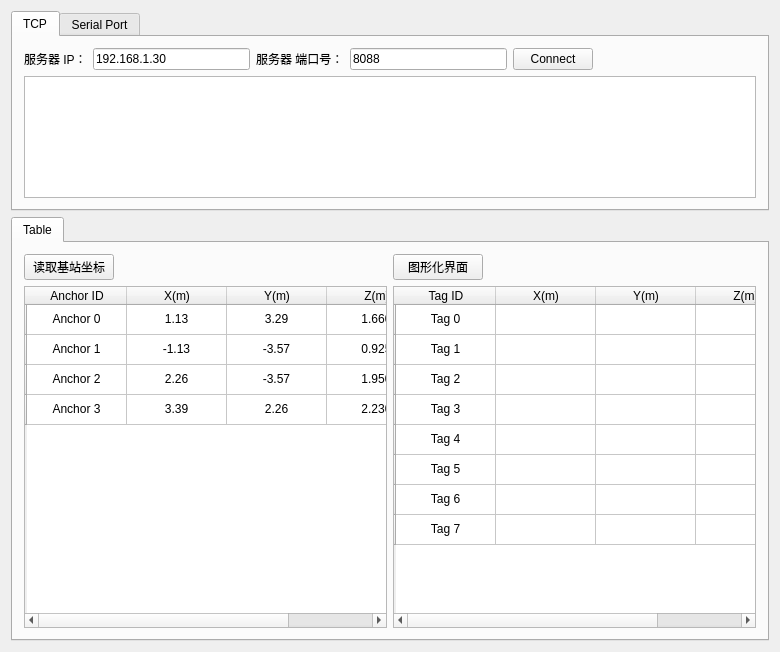
This is RTLS190715/rtls_widget.ui in Wxin96/RTLS as Qt 5 draws it before an edit. The edited form follows.
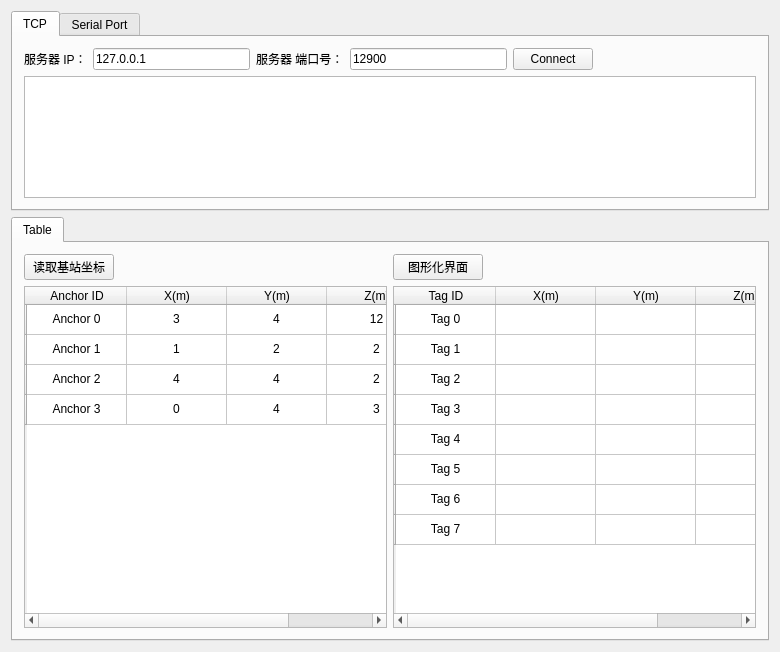
This is the edited form. The open tabs and pages were chosen to show the change. Custom widgets are drawn as their Qt base class.

```diff
--- a/RTLS190715/rtls_widget.ui
+++ b/RTLS190715/rtls_widget.ui
@@ -90,7 +90,7 @@
          </item>
          <item row="0" column="1">
           <property name="text">
-           <string>1.13</string>
+           <string>3</string>
           </property>
           <property name="textAlignment">
            <set>AlignCenter</set>
@@ -98,7 +98,7 @@
          </item>
          <item row="0" column="2">
           <property name="text">
-           <string>3.29</string>
+           <string>4</string>
           </property>
           <property name="textAlignment">
            <set>AlignCenter</set>
@@ -106,7 +106,7 @@
          </item>
          <item row="0" column="3">
           <property name="text">
-           <string>1.660</string>
+           <string>12</string>
           </property>
           <property name="textAlignment">
            <set>AlignCenter</set>
@@ -125,7 +125,7 @@
          </item>
          <item row="1" column="1">
           <property name="text">
-           <string>-1.13</string>
+           <string>1</string>
           </property>
           <property name="textAlignment">
            <set>AlignCenter</set>
@@ -133,7 +133,7 @@
          </item>
          <item row="1" column="2">
           <property name="text">
-           <string>-3.57</string>
+           <string>2</string>
           </property>
           <property name="textAlignment">
            <set>AlignCenter</set>
@@ -141,7 +141,7 @@
          </item>
          <item row="1" column="3">
           <property name="text">
-           <string>0.925</string>
+           <string>2</string>
           </property>
           <property name="textAlignment">
            <set>AlignCenter</set>
@@ -160,7 +160,7 @@
          </item>
          <item row="2" column="1">
           <property name="text">
-           <string>2.26</string>
+           <string>4</string>
           </property>
           <property name="textAlignment">
            <set>AlignCenter</set>
@@ -168,7 +168,7 @@
          </item>
          <item row="2" column="2">
           <property name="text">
-           <string>-3.57</string>
+           <string>4</string>
           </property>
           <property name="textAlignment">
            <set>AlignCenter</set>
@@ -176,7 +176,7 @@
          </item>
          <item row="2" column="3">
           <property name="text">
-           <string>1.950</string>
+           <string>2</string>
           </property>
           <property name="textAlignment">
            <set>AlignCenter</set>
@@ -195,7 +195,7 @@
          </item>
          <item row="3" column="1">
           <property name="text">
-           <string>3.39</string>
+           <string>0</string>
           </property>
           <property name="textAlignment">
            <set>AlignCenter</set>
@@ -203,7 +203,7 @@
          </item>
          <item row="3" column="2">
           <property name="text">
-           <string>2.26</string>
+           <string>4</string>
           </property>
           <property name="textAlignment">
            <set>AlignCenter</set>
@@ -211,7 +211,7 @@
          </item>
          <item row="3" column="3">
           <property name="text">
-           <string>2.230</string>
+           <string>3</string>
           </property>
           <property name="textAlignment">
            <set>AlignCenter</set>
@@ -647,7 +647,7 @@
        <item row="0" column="1">
         <widget class="QLineEdit" name="lineEdit_IP">
          <property name="text">
-          <string>192.168.1.30</string>
+          <string>127.0.0.1</string>
          </property>
         </widget>
        </item>
@@ -674,7 +674,7 @@
        <item row="0" column="3">
         <widget class="QLineEdit" name="lineEdit_Port">
          <property name="text">
-          <string>8088</string>
+          <string>12900</string>
          </property>
         </widget>
        </item>
```
Left out of the diff: 2 changed lines with no effect on the pictures.
